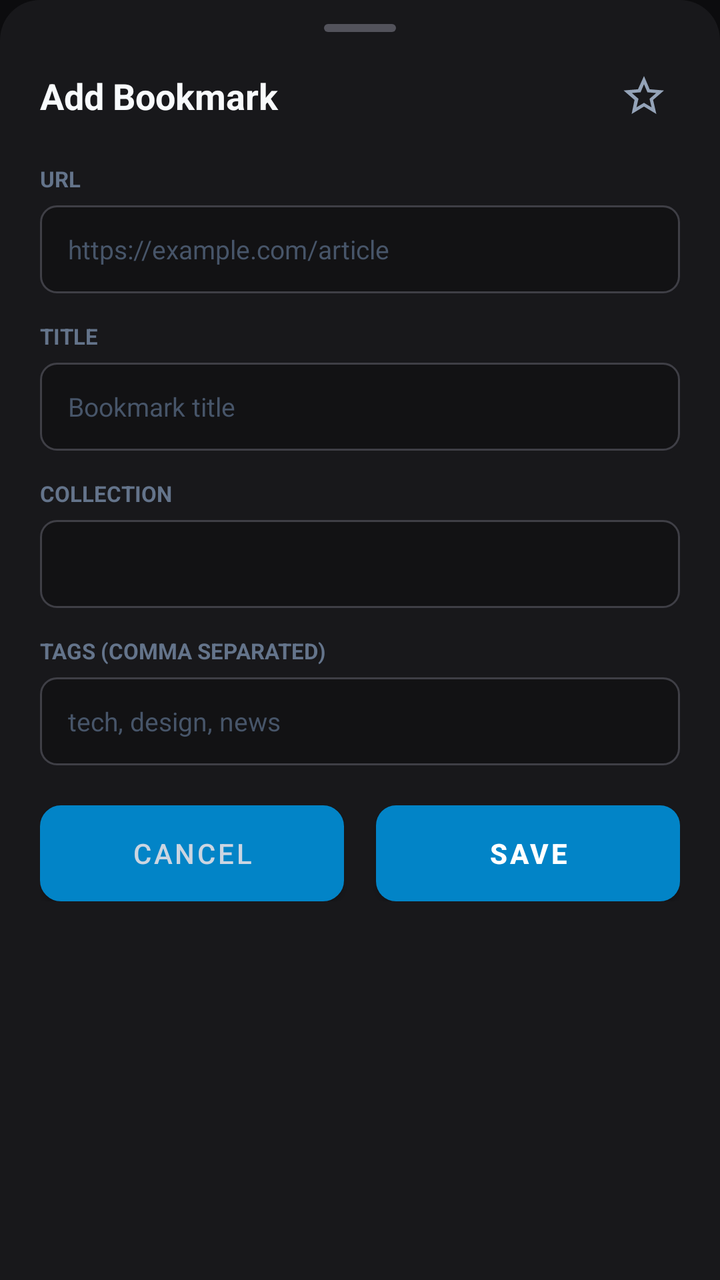
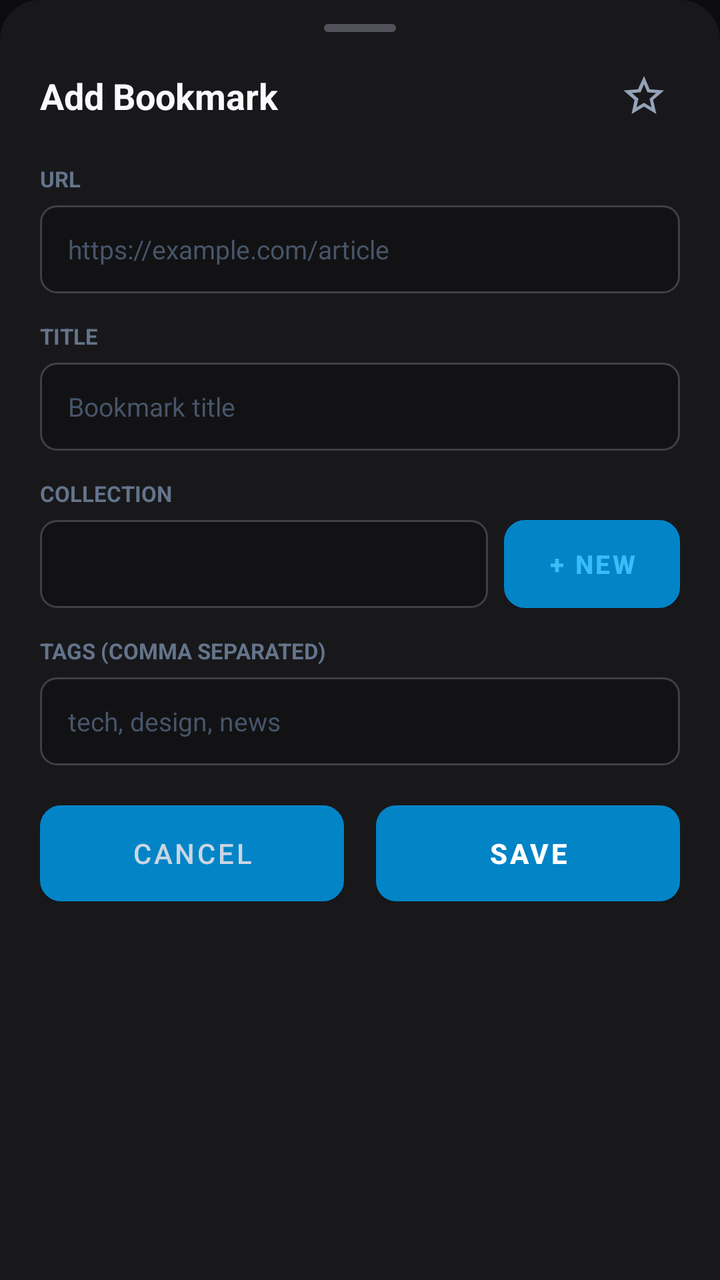

Screens rendered from an Android XML layout before and after an edit, with the pre-edit source and the edit as a unified diff.
<!-- AndroidManifest.xml: application theme Theme.Keepsake -->
<!-- res/layout/sheet_add_bookmark.xml -->
<?xml version="1.0" encoding="utf-8"?>
<LinearLayout xmlns:android="http://schemas.android.com/apk/res/android"
    android:layout_width="match_parent"
    android:layout_height="wrap_content"
    android:background="@drawable/bg_bottom_sheet"
    android:orientation="vertical"
    android:paddingStart="20dp"
    android:paddingEnd="20dp"
    android:paddingTop="12dp"
    android:paddingBottom="28dp">

    
    <View
        android:layout_width="36dp"
        android:layout_height="4dp"
        android:layout_gravity="center_horizontal"
        android:layout_marginBottom="14dp"
        android:background="@drawable/bg_drag_handle" />

    <LinearLayout
        android:layout_width="match_parent"
        android:layout_height="wrap_content"
        android:gravity="center_vertical"
        android:orientation="horizontal"
        android:layout_marginBottom="16dp">

        <TextView
            android:layout_width="0dp"
            android:layout_height="wrap_content"
            android:layout_weight="1"
            android:text="Add Bookmark"
            android:textColor="#F8FAFC"
            android:textSize="18sp"
            android:textStyle="bold" />

        <ImageButton
            android:id="@+id/btnAddFavorite"
            android:layout_width="36dp"
            android:layout_height="36dp"
            android:background="?attr/selectableItemBackgroundBorderless"
            android:contentDescription="Favorite"
            android:src="@drawable/ic_star_empty" />
    </LinearLayout>

    
    <TextView
        android:layout_width="wrap_content"
        android:layout_height="wrap_content"
        android:layout_marginBottom="6dp"
        android:text="URL"
        android:textColor="#64748B"
        android:textSize="11sp"
        android:textStyle="bold" />

    <EditText
        android:id="@+id/etAddUrl"
        android:layout_width="match_parent"
        android:layout_height="44dp"
        android:layout_marginBottom="14dp"
        android:background="@drawable/bg_input"
        android:hint="https://example.com/article"
        android:inputType="textUri"
        android:paddingStart="14dp"
        android:paddingEnd="14dp"
        android:singleLine="true"
        android:textColor="#F8FAFC"
        android:textColorHint="#475569"
        android:textSize="13sp" />

    
    <TextView
        android:layout_width="wrap_content"
        android:layout_height="wrap_content"
        android:layout_marginBottom="6dp"
        android:text="TITLE"
        android:textColor="#64748B"
        android:textSize="11sp"
        android:textStyle="bold" />

    <EditText
        android:id="@+id/etAddTitle"
        android:layout_width="match_parent"
        android:layout_height="44dp"
        android:layout_marginBottom="14dp"
        android:background="@drawable/bg_input"
        android:hint="Bookmark title"
        android:inputType="textCapSentences"
        android:paddingStart="14dp"
        android:paddingEnd="14dp"
        android:singleLine="true"
        android:textColor="#F8FAFC"
        android:textColorHint="#475569"
        android:textSize="13sp" />

    
    <TextView
        android:layout_width="wrap_content"
        android:layout_height="wrap_content"
        android:layout_marginBottom="6dp"
        android:text="COLLECTION"
        android:textColor="#64748B"
        android:textSize="11sp"
        android:textStyle="bold" />

    <Spinner
        android:id="@+id/spinnerAddCollection"
        android:layout_width="match_parent"
        android:layout_height="44dp"
        android:layout_marginBottom="14dp"
        android:background="@drawable/bg_input"
        android:overlapAnchor="false"
        android:popupBackground="#18181B"
        android:spinnerMode="dropdown" />

    
    <TextView
        android:layout_width="wrap_content"
        android:layout_height="wrap_content"
        android:layout_marginBottom="6dp"
        android:text="TAGS (COMMA SEPARATED)"
        android:textColor="#64748B"
        android:textSize="11sp"
        android:textStyle="bold" />

    <EditText
        android:id="@+id/etAddTags"
        android:layout_width="match_parent"
        android:layout_height="44dp"
        android:layout_marginBottom="20dp"
        android:background="@drawable/bg_input"
        android:hint="tech, design, news"
        android:inputType="text"
        android:paddingStart="14dp"
        android:paddingEnd="14dp"
        android:singleLine="true"
        android:textColor="#F8FAFC"
        android:textColorHint="#475569"
        android:textSize="13sp" />

    
    <LinearLayout
        android:layout_width="match_parent"
        android:layout_height="wrap_content"
        android:orientation="horizontal">

        <Button
            android:id="@+id/btnCancelAdd"
            android:layout_width="0dp"
            android:layout_height="48dp"
            android:layout_marginEnd="8dp"
            android:layout_weight="1"
            android:background="@drawable/bg_button_secondary"
            android:text="Cancel"
            android:textColor="#CBD5E1"
            android:textSize="14sp" />

        <Button
            android:id="@+id/btnConfirmAdd"
            android:layout_width="0dp"
            android:layout_height="48dp"
            android:layout_marginStart="8dp"
            android:layout_weight="1"
            android:background="@drawable/bg_button_primary"
            android:text="Save"
            android:textColor="#FFFFFF"
            android:textSize="14sp"
            android:textStyle="bold" />
    </LinearLayout>

</LinearLayout>
<!-- resources referenced by this layout -->
<resources>
  <!-- drawable bg_bottom_sheet (drawable) -->
  <?xml version="1.0" encoding="utf-8"?>
  <shape xmlns:android="http://schemas.android.com/apk/res/android"
      android:shape="rectangle">
      <solid android:color="#18181B" />
      <corners
          android:topLeftRadius="20dp"
          android:topRightRadius="20dp" />
  </shape>
  <!-- drawable bg_button_primary (drawable) -->
  <?xml version="1.0" encoding="utf-8"?>
  <ripple xmlns:android="http://schemas.android.com/apk/res/android"
      android:color="#38BDF8">
      <item>
          <shape android:shape="rectangle">
              <solid android:color="#0284C7" />
              <corners android:radius="10dp" />
          </shape>
      </item>
  </ripple>
  <!-- drawable bg_button_secondary (drawable) -->
  <?xml version="1.0" encoding="utf-8"?>
  <ripple xmlns:android="http://schemas.android.com/apk/res/android"
      android:color="#3F3F46">
      <item>
          <shape android:shape="rectangle">
              <solid android:color="#27272A" />
              <stroke android:width="1dp" android:color="#3F3F46" />
              <corners android:radius="10dp" />
          </shape>
      </item>
  </ripple>
  <!-- drawable bg_drag_handle (drawable) -->
  <?xml version="1.0" encoding="utf-8"?>
  <shape xmlns:android="http://schemas.android.com/apk/res/android"
      android:shape="rectangle">
      <solid android:color="#52525B" />
      <corners android:radius="2dp" />
      <size android:width="40dp" android:height="4dp" />
  </shape>
  <!-- drawable bg_input (drawable) -->
  <?xml version="1.0" encoding="utf-8"?>
  <shape xmlns:android="http://schemas.android.com/apk/res/android"
      android:shape="rectangle">
      <solid android:color="#121214" />
      <corners android:radius="8dp" />
      <stroke android:width="1dp" android:color="#3F3F46" />
  </shape>
  <!-- drawable ic_star_empty (drawable) -->
  <?xml version="1.0" encoding="utf-8"?>
  <vector xmlns:android="http://schemas.android.com/apk/res/android"
      android:width="24dp"
      android:height="24dp"
      android:viewportWidth="24"
      android:viewportHeight="24">
      <path
          android:fillColor="#94A3B8"
          android:pathData="M22,9.24l-7.19,-0.62L12,2 8.99,8.63 1.8,9.24l5.46,4.73L5.82,21 12,17.27 18.18,21l-1.63,-7.03L22,9.24zM12,15.4l-3.76,2.27 1,-4.28 -3.32,-2.88 4.38,-0.38L12,6.1l1.71,4.04 4.38,0.38 -3.32,2.88 1,4.28L12,15.4z" />
  </vector>
  <style name="Theme.Keepsake" parent="Theme.MaterialComponents.DayNight.NoActionBar">
          <item name="colorPrimary">@color/primary</item>
          <item name="colorPrimaryDark">@color/primary_dark</item>
          <item name="colorAccent">@color/accent</item>
          <item name="android:windowBackground">@color/background_dark</item>
          <item name="android:statusBarColor">@color/background_dark</item>
          <item name="android:navigationBarColor">@color/background_dark</item>
      </style>
  <color name="primary">#0284C7</color>
  <color name="primary_dark">#0369A1</color>
  <color name="accent">#38BDF8</color>
  <color name="background_dark">#0C0C0E</color>
</resources>

<!-- the commit's change to res/layout/sheet_add_bookmark.xml (unified diff, before → after) -->
@@ -102,15 +102,36 @@
         android:textSize="11sp"
         android:textStyle="bold" />
 
-    <Spinner
-        android:id="@+id/spinnerAddCollection"
+    <LinearLayout
         android:layout_width="match_parent"
-        android:layout_height="44dp"
-        android:layout_marginBottom="14dp"
-        android:background="@drawable/bg_input"
-        android:overlapAnchor="false"
-        android:popupBackground="#18181B"
-        android:spinnerMode="dropdown" />
+        android:layout_height="wrap_content"
+        android:orientation="horizontal"
+        android:gravity="center_vertical"
+        android:layout_marginBottom="14dp">
+
+        <Spinner
+            android:id="@+id/spinnerAddCollection"
+            android:layout_width="0dp"
+            android:layout_height="44dp"
+            android:layout_weight="1"
+            android:background="@drawable/bg_input"
+            android:overlapAnchor="false"
+            android:popupBackground="#18181B"
+            android:spinnerMode="dropdown"
+            android:layout_marginEnd="8dp" />
+
+        <Button
+            android:id="@+id/btnQuickAddCollection"
+            android:layout_width="wrap_content"
+            android:layout_height="44dp"
+            android:background="@drawable/bg_button_secondary"
+            android:text="+ New"
+            android:textColor="#38BDF8"
+            android:textSize="13sp"
+            android:textStyle="bold"
+            android:paddingStart="12dp"
+            android:paddingEnd="12dp" />
+    </LinearLayout>
 
     
     <TextView
